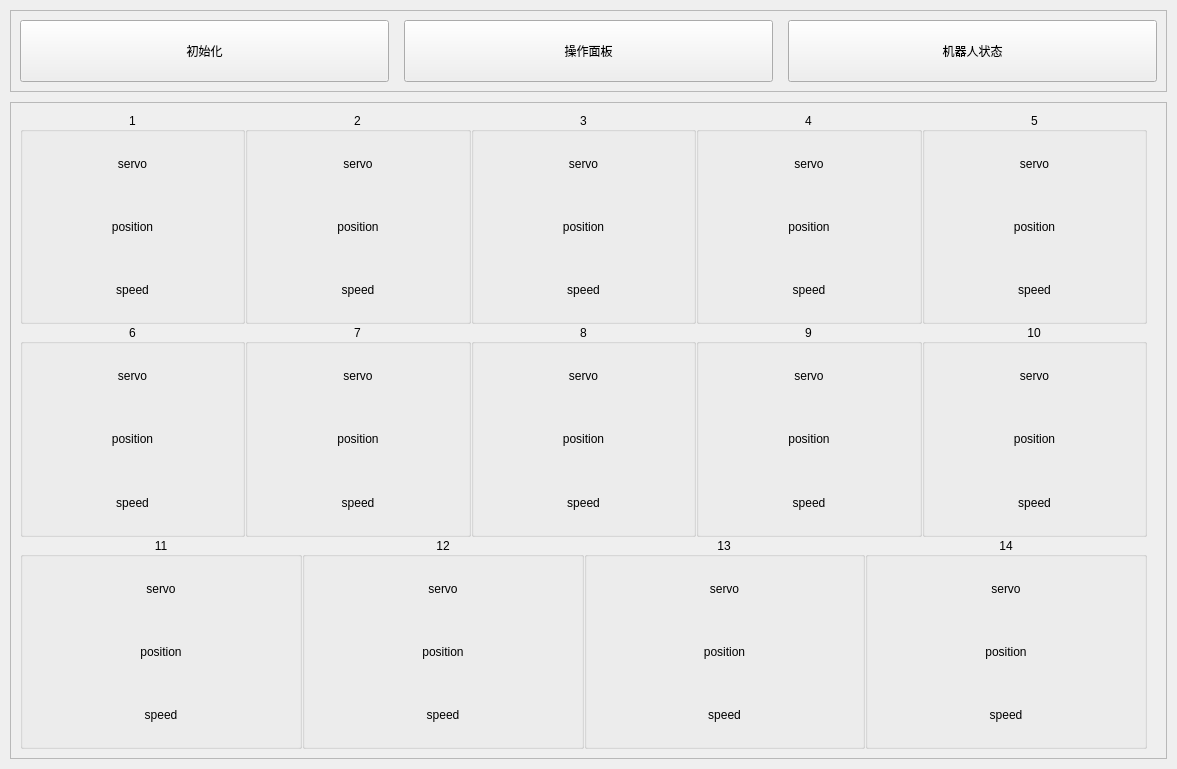
Before: the Qt Designer form gui/design/control_new.ui in Vvi1Nn/Continuum-Robot-Project, drawn with Qt 5.
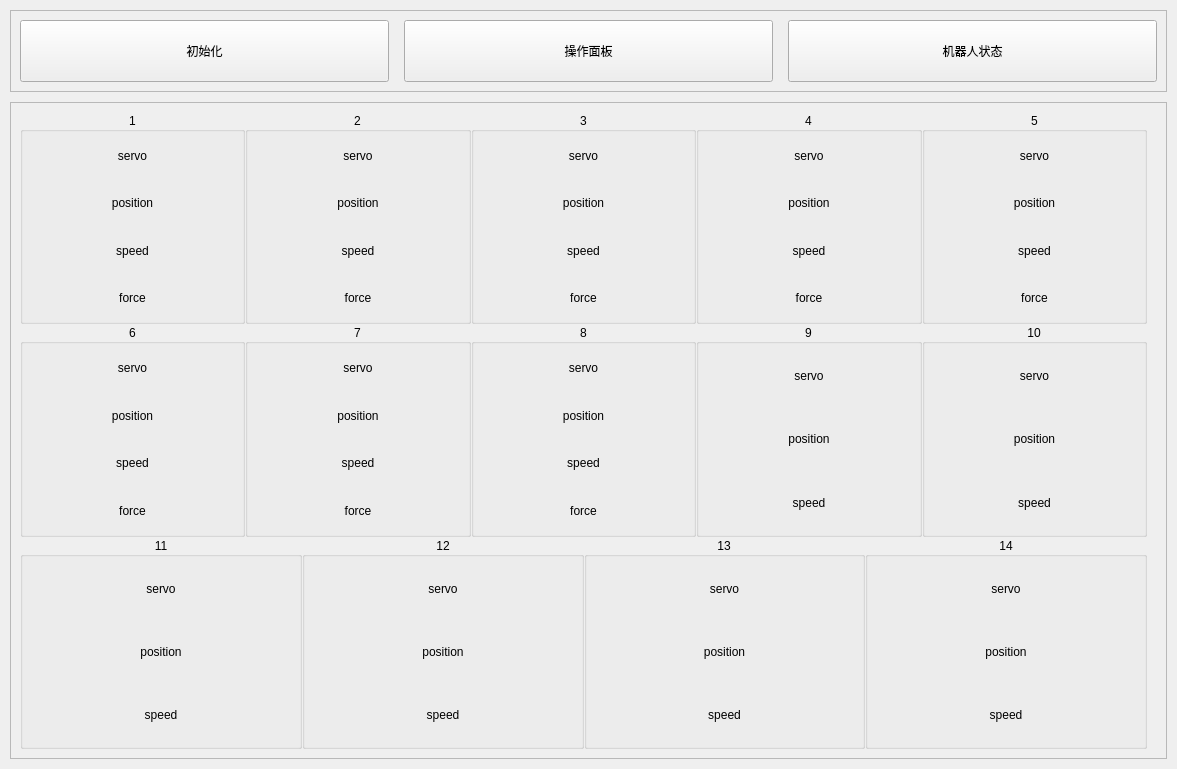
After: the same form once the commit is applied. The open tabs and pages were chosen to show the change.

Diff of the .ui file:
```diff
--- a/gui/design/control_new.ui
+++ b/gui/design/control_new.ui
@@ -2285,6 +2285,16 @@
                      </property>
                     </widget>
                    </item>
+                   <item>
+                    <widget class="QLabel" name="force_1">
+                     <property name="text">
+                      <string>force</string>
+                     </property>
+                     <property name="alignment">
+                      <set>Qt::AlignCenter</set>
+                     </property>
+                    </widget>
+                   </item>
                   </layout>
                  </widget>
                 </item>
@@ -2342,6 +2352,16 @@
                      </property>
                     </widget>
                    </item>
+                   <item>
+                    <widget class="QLabel" name="force_2">
+                     <property name="text">
+                      <string>force</string>
+                     </property>
+                     <property name="alignment">
+                      <set>Qt::AlignCenter</set>
+                     </property>
+                    </widget>
+                   </item>
                   </layout>
                  </widget>
                 </item>
@@ -2399,6 +2419,16 @@
                      </property>
                     </widget>
                    </item>
+                   <item>
+                    <widget class="QLabel" name="force_3">
+                     <property name="text">
+                      <string>force</string>
+                     </property>
+                     <property name="alignment">
+                      <set>Qt::AlignCenter</set>
+                     </property>
+                    </widget>
+                   </item>
                   </layout>
                  </widget>
                 </item>
@@ -2456,6 +2486,16 @@
                      </property>
                     </widget>
                    </item>
+                   <item>
+                    <widget class="QLabel" name="force_4">
+                     <property name="text">
+                      <string>force</string>
+                     </property>
+                     <property name="alignment">
+                      <set>Qt::AlignCenter</set>
+                     </property>
+                    </widget>
+                   </item>
                   </layout>
                  </widget>
                 </item>
@@ -2513,6 +2553,16 @@
                      </property>
                     </widget>
                    </item>
+                   <item>
+                    <widget class="QLabel" name="force_5">
+                     <property name="text">
+                      <string>force</string>
+                     </property>
+                     <property name="alignment">
+                      <set>Qt::AlignCenter</set>
+                     </property>
+                    </widget>
+                   </item>
                   </layout>
                  </widget>
                 </item>
@@ -2577,6 +2627,16 @@
                      </property>
                     </widget>
                    </item>
+                   <item>
+                    <widget class="QLabel" name="force_6">
+                     <property name="text">
+                      <string>force</string>
+                     </property>
+                     <property name="alignment">
+                      <set>Qt::AlignCenter</set>
+                     </property>
+                    </widget>
+                   </item>
                   </layout>
                  </widget>
                 </item>
@@ -2634,6 +2694,16 @@
                      </property>
                     </widget>
                    </item>
+                   <item>
+                    <widget class="QLabel" name="force_7">
+                     <property name="text">
+                      <string>force</string>
+                     </property>
+                     <property name="alignment">
+                      <set>Qt::AlignCenter</set>
+                     </property>
+                    </widget>
+                   </item>
                   </layout>
                  </widget>
                 </item>
@@ -2691,6 +2761,16 @@
                      </property>
                     </widget>
                    </item>
+                   <item>
+                    <widget class="QLabel" name="force_8">
+                     <property name="text">
+                      <string>force</string>
+                     </property>
+                     <property name="alignment">
+                      <set>Qt::AlignCenter</set>
+                     </property>
+                    </widget>
+                   </item>
                   </layout>
                  </widget>
                 </item>
```
Left out of the diff: 45 changed lines with no effect on the pictures.
